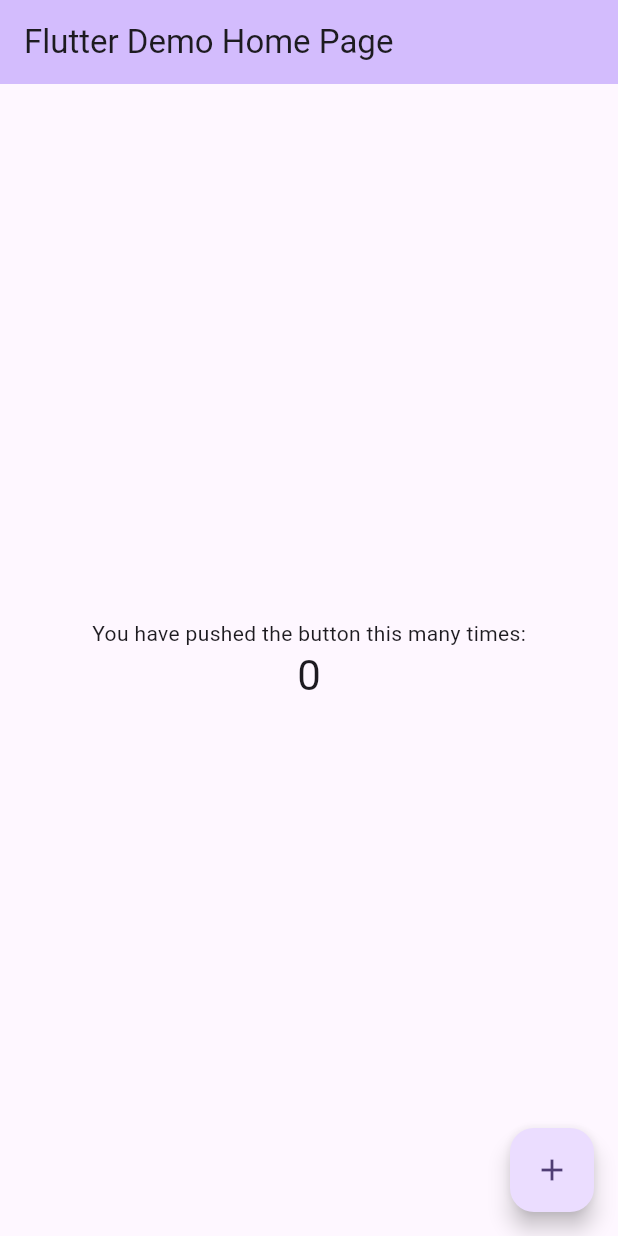
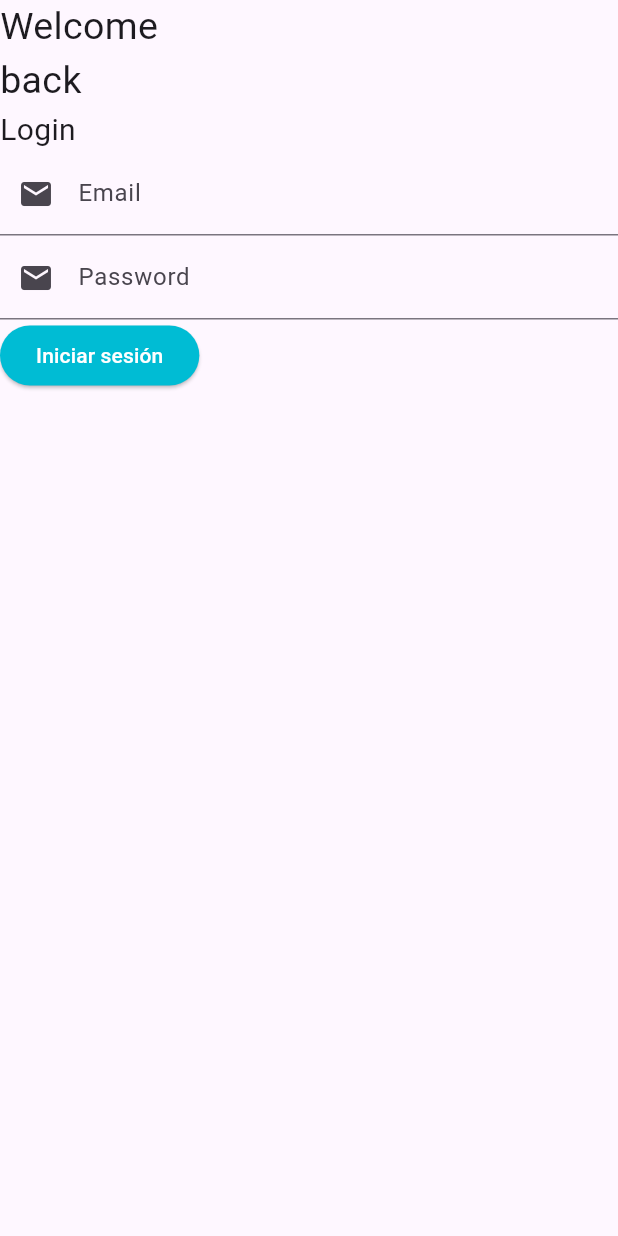
Before and after one commit to cheko30/indriver-clone, a Flutter app: the screen it shows after launch, on a phone screen of 412 x 824 dp. Run offline on Flutter 3.47's test engine with Material 3 defaults, Android fonts, the phone set to English and light mode, and no system bars.

Commit message:
add Login component

```diff
--- a/analysis_options.yaml
+++ b/analysis_options.yaml
@@ -21,6 +21,7 @@ linter:
   # `// ignore_for_file: name_of_lint` syntax on the line or in the file
   # producing the lint.
   rules:
+    prefer_const_constructors: false
     # avoid_print: false  # Uncomment to disable the `avoid_print` rule
     # prefer_single_quotes: true  # Uncomment to enable the `prefer_single_quotes` rule
 
--- a/lib/main.dart
+++ b/lib/main.dart
@@ -1,4 +1,5 @@
 import 'package:flutter/material.dart';
+import 'package:indrive_clone_flutter/src/presentation/pages/auth/login/LoginPage.dart';
 
 void main() {
   runApp(const MyApp());
@@ -11,115 +12,11 @@
   @override
   Widget build(BuildContext context) {
     return MaterialApp(
-      title: 'Flutter Demo',
-      theme: ThemeData(
-        // This is the theme of your application.
-        //
-        // TRY THIS: Try running your application with "flutter run". You'll see
-        // the application has a purple toolbar. Then, without quitting the app,
-        // try changing the seedColor in the colorScheme below to Colors.green
-        // and then invoke "hot reload" (save your changes or press the "hot
-        // reload" button in a Flutter-supported IDE, or press "r" if you used
-        // the command line to start the app).
-        //
-        // Notice that the counter didn't reset back to zero; the application
-        // state is not lost during the reload. To reset the state, use hot
-        // restart instead.
-        //
-        // This works for code too, not just values: Most code changes can be
-        // tested with just a hot reload.
-        colorScheme: ColorScheme.fromSeed(seedColor: Colors.deepPurple),
-        useMaterial3: true,
-      ),
-      home: const MyHomePage(title: 'Flutter Demo Home Page'),
-    );
+        title: 'Flutter Demo',
+        theme: ThemeData(
+          colorScheme: ColorScheme.fromSeed(seedColor: Colors.deepPurple),
+          useMaterial3: true,
+        ),
+        home: Loginpage());
   }
 }
-
-class MyHomePage extends StatefulWidget {
-  const MyHomePage({super.key, required this.title});
-
-  // This widget is the home page of your application. It is stateful, meaning
-  // that it has a State object (defined below) that contains fields that affect
-  // how it looks.
-
-  // This class is the configuration for the state. It holds the values (in this
-  // case the title) provided by the parent (in this case the App widget) and
-  // used by the build method of the State. Fields in a Widget subclass are
-  // always marked "final".
-
-  final String title;
-
-  @override
-  State<MyHomePage> createState() => _MyHomePageState();
-}
-
-class _MyHomePageState extends State<MyHomePage> {
-  int _counter = 0;
-
-  void _incrementCounter() {
-    setState(() {
-      // This call to setState tells the Flutter framework that something has
-      // changed in this State, which causes it to rerun the build method below
-      // so that the display can reflect the updated values. If we changed
-      // _counter without calling setState(), then the build method would not be
-      // called again, and so nothing would appear to happen.
-      _counter++;
-    });
-  }
-
-  @override
-  Widget build(BuildContext context) {
-    // This method is rerun every time setState is called, for instance as done
-    // by the _incrementCounter method above.
-    //
-    // The Flutter framework has been optimized to make rerunning build methods
-    // fast, so that you can just rebuild anything that needs updating rather
-    // than having to individually change instances of widgets.
-    return Scaffold(
-      appBar: AppBar(
-        // TRY THIS: Try changing the color here to a specific color (to
-        // Colors.amber, perhaps?) and trigger a hot reload to see the AppBar
-        // change color while the other colors stay the same.
-        backgroundColor: Theme.of(context).colorScheme.inversePrimary,
-        // Here we take the value from the MyHomePage object that was created by
-        // the App.build method, and use it to set our appbar title.
-        title: Text(widget.title),
-      ),
-      body: Center(
-        // Center is a layout widget. It takes a single child and positions it
-        // in the middle of the parent.
-        child: Column(
-          // Column is also a layout widget. It takes a list of children and
-          // arranges them vertically. By default, it sizes itself to fit its
-          // children horizontally, and tries to be as tall as its parent.
-          //
-          // Column has various properties to control how it sizes itself and
-          // how it positions its children. Here we use mainAxisAlignment to
-          // center the children vertically; the main axis here is the vertical
-          // axis because Columns are vertical (the cross axis would be
-          // horizontal).
-          //
-          // TRY THIS: Invoke "debug painting" (choose the "Toggle Debug Paint"
-          // action in the IDE, or press "p" in the console), to see the
-          // wireframe for each widget.
-          mainAxisAlignment: MainAxisAlignment.center,
-          children: <Widget>[
-            const Text(
-              'You have pushed the button this many times:',
-            ),
-            Text(
-              '$_counter',
-              style: Theme.of(context).textTheme.headlineMedium,
-            ),
-          ],
-        ),
-      ),
-      floatingActionButton: FloatingActionButton(
-        onPressed: _incrementCounter,
-        tooltip: 'Increment',
-        child: const Icon(Icons.add),
-      ), // This trailing comma makes auto-formatting nicer for build methods.
-    );
-  }
-}
--- /dev/null
+++ b/lib/src/presentation/pages/auth/login/LoginContent.dart
@@ -0,0 +1,49 @@
+import 'package:flutter/material.dart';
+
+class LoginContent extends StatelessWidget {
+  const LoginContent({super.key});
+
+  @override
+  Widget build(BuildContext context) {
+    return SafeArea(
+      child: Column(
+        crossAxisAlignment: CrossAxisAlignment.start,
+        children: [
+          Text(
+            'Welcome',
+            style: TextStyle(
+              fontSize: 25,
+            ),
+          ),
+          Text(
+            'back',
+            style: TextStyle(
+              fontSize: 25,
+            ),
+          ),
+          Text(
+            'Login',
+            style: TextStyle(
+              fontSize: 20,
+            ),
+          ),
+          TextFormField(
+            decoration: InputDecoration(
+                label: Text('Email'), prefixIcon: Icon(Icons.email)),
+          ),
+          TextFormField(
+            decoration: InputDecoration(
+                label: Text('Password'), prefixIcon: Icon(Icons.email)),
+          ),
+          ElevatedButton(
+              onPressed: () {},
+              style: ElevatedButton.styleFrom(backgroundColor: Colors.cyan),
+              child: Text(
+                'Iniciar sesión',
+                style: TextStyle(color: Colors.white),
+              ))
+        ],
+      ),
+    );
+  }
+}
--- /dev/null
+++ b/lib/src/presentation/pages/auth/login/LoginPage.dart
@@ -0,0 +1,19 @@
+import 'package:flutter/material.dart';
+import 'package:indrive_clone_flutter/src/presentation/pages/auth/login/LoginContent.dart';
+
+class Loginpage extends StatefulWidget {
+  const Loginpage({super.key});
+
+  @override
+  State<Loginpage> createState() => _LoginpageState();
+}
+
+class _LoginpageState extends State<Loginpage> {
+  @override
+  Widget build(BuildContext context) {
+    return Scaffold(
+        body: Center(
+      child: LoginContent(),
+    ));
+  }
+}
```
